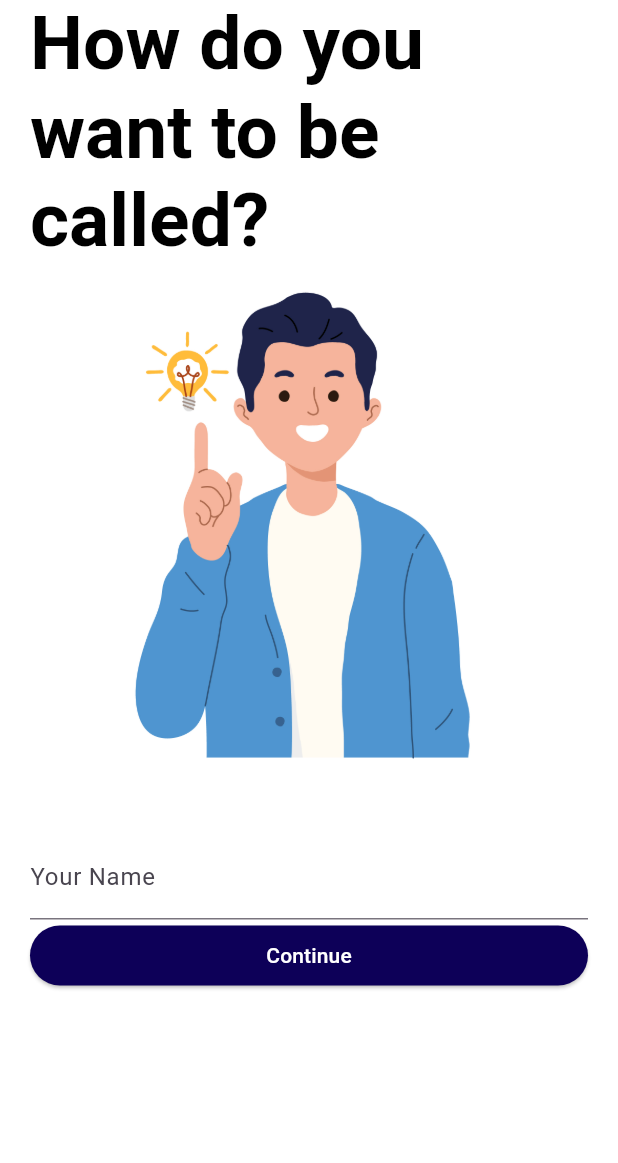
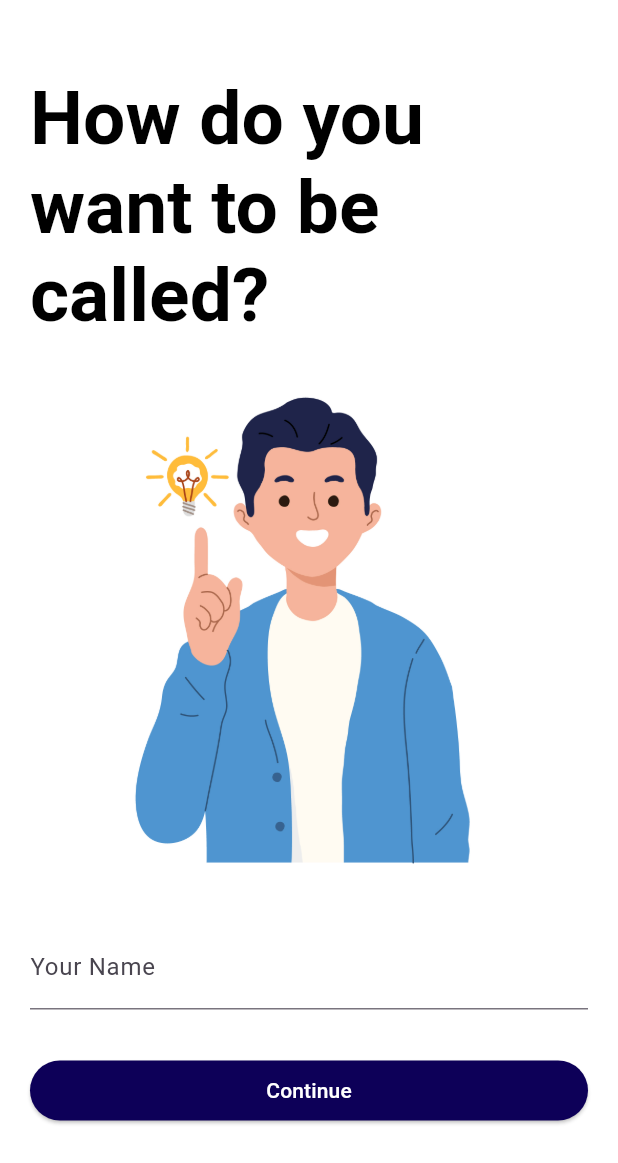
Before and after one commit to Isuru-kumara/CODSOFT, a Flutter app: the screen it shows after launch, after a tap on "Let's Go", on a phone screen of 412 x 824 dp. Shown: the top 1163 px of the screen. Run offline on Flutter 3.47's test engine with Material 3 defaults, Android fonts, the phone set to English and light mode, and no system bars; our stand-ins replace google_fonts; missing offline and left inert: random_color.

```diff
--- a/Task 2/flutter_quote_app/lib/screens/login.dart
+++ b/Task 2/flutter_quote_app/lib/screens/login.dart
@@ -21,7 +21,7 @@ class _LoginPageState extends State<LoginPage> {
             crossAxisAlignment: CrossAxisAlignment.start,
             mainAxisAlignment: MainAxisAlignment.center,
             children: [
-              const Spacer(),
+              const SizedBox(height: 50),
               RichText(
                 text: TextSpan(
                   style: GoogleFonts.lato(
@@ -35,6 +35,7 @@ class _LoginPageState extends State<LoginPage> {
                   ],
                 ),
               ),
+              const SizedBox(height: 20),
               Center(
                 child: Image.asset(
                   "assets/profile.jpg",
@@ -45,13 +46,11 @@ class _LoginPageState extends State<LoginPage> {
               // const Spacer(
               //   flex: 2,
               // ),
-              const SizedBox(
-                height: 30,
-              ),
+              const SizedBox(height: 20),
               const TextField(
                 decoration: InputDecoration(labelText: "Your Name"),
               ),
-              const Spacer(),
+              const SizedBox(height: 30),
               SizedBox(
                 width: double.infinity,
                 child: ElevatedButton(
@@ -68,7 +67,7 @@ class _LoginPageState extends State<LoginPage> {
                   child: const Text("Continue"),
                 ),
               ),
-              const Spacer(),
+              const SizedBox(height: 50),
             ],
           ),
         ),
```
